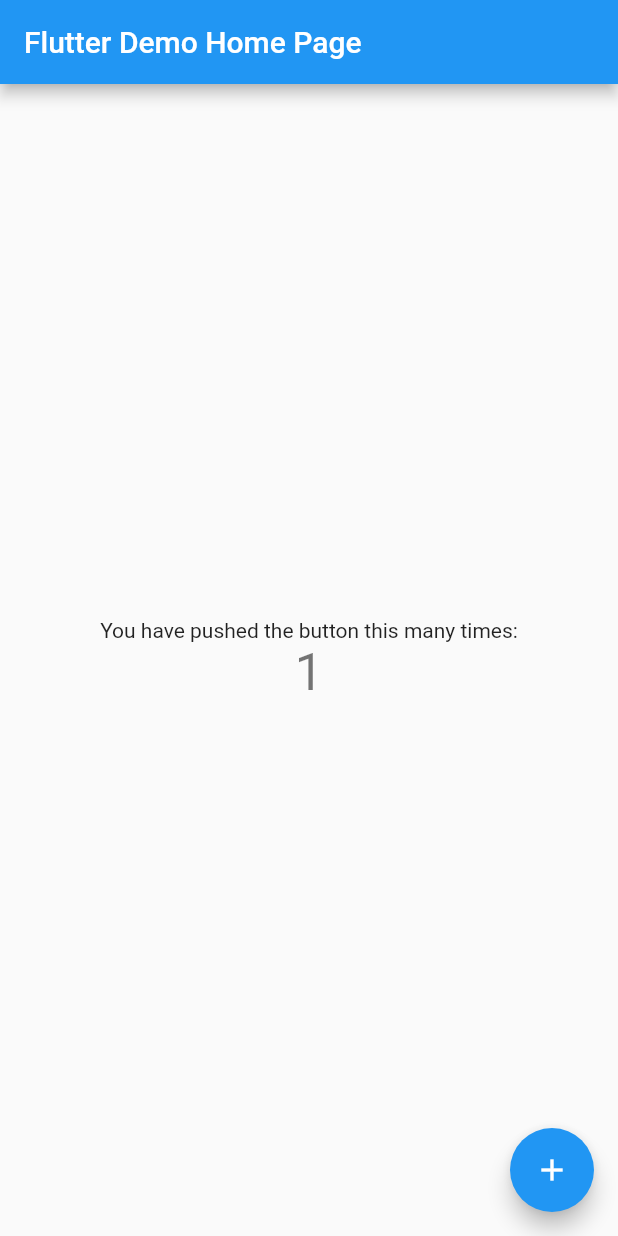
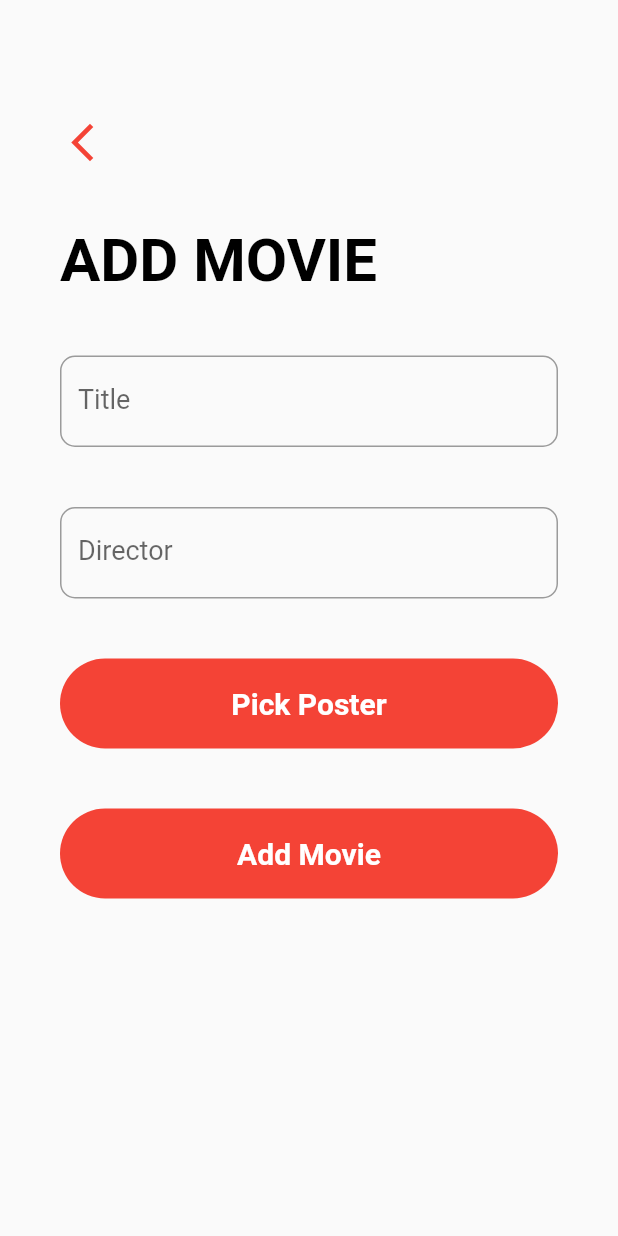
Before and after one commit to ManojKumarMRK/Movies_List, a Flutter app: the screen it shows after launch, after a tap on the "add" icon, on a phone screen of 412 x 824 dp. Run offline on Flutter 3.47's test engine with Material 2 defaults, Android fonts, the phone set to English and light mode, and no system bars; our stand-ins replace image_picker, sqflite; accounts and stored records are empty; network calls fail.

Commit message:
Added screens and created database models

```diff
--- /dev/null
+++ b/flicks/lib/helpers/database_helper.dart
@@ -0,0 +1,80 @@
+import 'package:path_provider/path_provider.dart';
+import "package:sqflite/sqflite.dart";
+import "dart:io";
+import "package:flicks/models/model.dart";
+
+class DatabaseHelper {
+  static final DatabaseHelper instance = DatabaseHelper._instance();
+  static Database? _db;
+
+  DatabaseHelper._instance();
+
+  String tableName = "movie_table";
+  String colId = "id";
+  String colTitle = "title";
+  String colDirector = "director";
+  String colImg = "img";
+  String colDate = "date";
+
+  Future<Database> get db async {
+    if (_db == null) {
+      _db = await _initDb();
+    }
+    return _db!;
+  }
+
+  Future<Database> _initDb() async {
+    Directory dir = await getApplicationDocumentsDirectory();
+    String path = dir.path + "movie_list.db";
+    final movieListDb =
+        await openDatabase(path, version: 1, onCreate: _createDb);
+    return movieListDb;
+  }
+
+  void _createDb(Database db, int version) async {
+    await db.execute(
+        "CREATE TABLE $tableName($colId INTEGER PRIMARY KEY AUTOINCREMENT, $colTitle TEXT,$colDirector TEXT, $colImg TEXT,$colDate TEXT");
+  }
+
+  Future<List<Map<String, dynamic>>> getMovieMapList() async {
+    Database db = await this.db;
+    final List<Map<String, dynamic>> result = await db.query(tableName);
+    return result;
+  }
+
+  Future<List<Movie>> getMovieList() async {
+    final List<Map<String, dynamic>> movieMapList = await getMovieMapList();
+    final List<Movie> movieList = [];
+    movieMapList.forEach((moviemap) {
+      movieList.add(Movie.fromMap(moviemap));
+    });
+    return movieList;
+  }
+
+  Future<int> insertMovie(Movie movie) async {
+    Database db = await this.db;
+    final int result = await db.insert(tableName, movie.toMap());
+    return result;
+  }
+
+  Future<int> updateMovie(Movie movie) async {
+    Database db = await this.db;
+    final int result = await db.update(
+      tableName,
+      movie.toMap(),
+      where: '$colId = ?',
+      whereArgs: [movie.id],
+    );
+    return result;
+  }
+
+  Future<int> deleteMovie(int id) async {
+    Database db = await this.db;
+    final int result = await db.delete(
+      tableName,
+      where: '$colId = ?',
+      whereArgs: [id],
+    );
+    return result;
+  }
+}
--- a/flicks/lib/main.dart
+++ b/flicks/lib/main.dart
@@ -1,4 +1,5 @@
 import 'package:flutter/material.dart';
+import 'package:flicks/screens/movies_list_screen.dart' as MLS;
 
 void main() {
   runApp(MyApp());
@@ -9,105 +10,12 @@
   @override
   Widget build(BuildContext context) {
     return MaterialApp(
-      title: 'Flutter Demo',
+      title: 'Flicks',
+      debugShowCheckedModeBanner: false,
       theme: ThemeData(
-        // This is the theme of your application.
-        //
-        // Try running your application with "flutter run". You'll see the
-        // application has a blue toolbar. Then, without quitting the app, try
-        // changing the primarySwatch below to Colors.green and then invoke
-        // "hot reload" (press "r" in the console where you ran "flutter run",
-        // or simply save your changes to "hot reload" in a Flutter IDE).
-        // Notice that the counter didn't reset back to zero; the application
-        // is not restarted.
-        primarySwatch: Colors.blue,
+        primarySwatch: Colors.red,
       ),
-      home: MyHomePage(title: 'Flutter Demo Home Page'),
+      home: MLS.MoviesList(),
     );
   }
 }
-
-class MyHomePage extends StatefulWidget {
-  MyHomePage({Key? key, required this.title}) : super(key: key);
-
-  // This widget is the home page of your application. It is stateful, meaning
-  // that it has a State object (defined below) that contains fields that affect
-  // how it looks.
-
-  // This class is the configuration for the state. It holds the values (in this
-  // case the title) provided by the parent (in this case the App widget) and
-  // used by the build method of the State. Fields in a Widget subclass are
-  // always marked "final".
-
-  final String title;
-
-  @override
-  _MyHomePageState createState() => _MyHomePageState();
-}
-
-class _MyHomePageState extends State<MyHomePage> {
-  int _counter = 0;
-
-  void _incrementCounter() {
-    setState(() {
-      // This call to setState tells the Flutter framework that something has
-      // changed in this State, which causes it to rerun the build method below
-      // so that the display can reflect the updated values. If we changed
-      // _counter without calling setState(), then the build method would not be
-      // called again, and so nothing would appear to happen.
-      _counter++;
-    });
-  }
-
-  @override
-  Widget build(BuildContext context) {
-    // This method is rerun every time setState is called, for instance as done
-    // by the _incrementCounter method above.
-    //
-    // The Flutter framework has been optimized to make rerunning build methods
-    // fast, so that you can just rebuild anything that needs updating rather
-    // than having to individually change instances of widgets.
-    return Scaffold(
-      appBar: AppBar(
-        // Here we take the value from the MyHomePage object that was created by
-        // the App.build method, and use it to set our appbar title.
-        title: Text(widget.title),
-      ),
-      body: Center(
-        // Center is a layout widget. It takes a single child and positions it
-        // in the middle of the parent.
-        child: Column(
-          // Column is also a layout widget. It takes a list of children and
-          // arranges them vertically. By default, it sizes itself to fit its
-          // children horizontally, and tries to be as tall as its parent.
-          //
-          // Invoke "debug painting" (press "p" in the console, choose the
-          // "Toggle Debug Paint" action from the Flutter Inspector in Android
-          // Studio, or the "Toggle Debug Paint" command in Visual Studio Code)
-          // to see the wireframe for each widget.
-          //
-          // Column has various properties to control how it sizes itself and
-          // how it positions its children. Here we use mainAxisAlignment to
-          // center the children vertically; the main axis here is the vertical
-          // axis because Columns are vertical (the cross axis would be
-          // horizontal).
-          mainAxisAlignment: MainAxisAlignment.center,
-          children: <Widget>[
-            Text(
-              'You have pushed the button this many times:',
-            ),
-            Text(
-              '$_counter',
-              style: Theme.of(context).textTheme.headline4,
-            ),
-          ],
-        ),
-      ),
-      floatingActionButton: FloatingActionButton(
-        onPressed: _incrementCounter,
-        tooltip: 'Increment',
-        child: Icon(Icons.add),
-      ), // This trailing comma makes auto-formatting nicer for build methods.
-    );
-  }
-}
--- /dev/null
+++ b/flicks/lib/models/model.dart
@@ -0,0 +1,34 @@
+class Movie {
+  int? id;
+  String? title;
+  String? director;
+  DateTime? date;
+  String? img;
+  String? user;
+
+  Movie({this.title, this.date, this.director, this.img, this.user});
+  Movie.withId(
+      {this.id, this.title, this.date, this.director, this.img, this.user});
+
+  Map<String, dynamic> toMap() {
+    final map = Map<String, dynamic>();
+    map[id] != id;
+    map[title] != title;
+    map[date] != date;
+    map[director] != director;
+    map[img] != img;
+    map[user] != user;
+
+    return map;
+  }
+
+  factory Movie.fromMap(Map<String, dynamic> map) {
+    return Movie.withId(
+        id: map['id'],
+        title: map['title'],
+        date: map['date'],
+        director: map['director'],
+        img: map['img'],
+        user: map['user']);
+  }
+}
--- /dev/null
+++ b/flicks/lib/screens/add_movies_screen.dart
@@ -0,0 +1,152 @@
+import 'package:flicks/helpers/database_helper.dart';
+import 'package:flicks/models/model.dart';
+import 'package:flutter/material.dart';
+import 'package:image_picker/image_picker.dart';
+import 'dart:convert';
+import 'dart:io';
+
+class AddMovie extends StatefulWidget {
+  @override
+  _AddMovieState createState() => _AddMovieState();
+}
+
+class _AddMovieState extends State<AddMovie> {
+  final _formkey = GlobalKey<FormState>();
+  String _movie = "";
+  String _director = "";
+  DateTime _date = DateTime.now();
+  String _img = "";
+  String _user = "alphaelda";
+
+  _submit() {
+    if (_formkey.currentState!.validate()) {
+      _formkey.currentState?.save();
+      print("$_movie, $_director, $_date, $_img");
+      Movie movie = Movie(
+          title: _movie,
+          director: _director,
+          img: _img,
+          date: _date,
+          user: _user);
+      DatabaseHelper.instance.insertMovie(movie);
+      Navigator.pop(context);
+    }
+  }
+
+  Future pickImageFromGallery() async {
+    final pickedImage =
+        await ImagePicker().pickImage(source: ImageSource.gallery);
+    if (pickedImage == null) return;
+
+    _img = base64Encode(File(pickedImage.path).readAsBytesSync());
+  }
+
+  @override
+  Widget build(BuildContext context) {
+    return Scaffold(
+        body: GestureDetector(
+      onTap: () => FocusScope.of(context).unfocus(),
+      child: SingleChildScrollView(
+        child: Container(
+          padding: EdgeInsets.symmetric(vertical: 80.0, horizontal: 40.0),
+          child: Column(
+            crossAxisAlignment: CrossAxisAlignment.start,
+            children: <Widget>[
+              GestureDetector(
+                onTap: () => Navigator.pop(context),
+                child: Icon(Icons.arrow_back_ios_new,
+                    color: Theme.of(context).primaryColor, size: 30.0),
+              ),
+              SizedBox(
+                height: 40.0,
+              ),
+              Text(
+                "ADD MOVIE",
+                style: TextStyle(
+                    color: Colors.black,
+                    fontSize: 40.0,
+                    fontWeight: FontWeight.bold),
+              ),
+              SizedBox(
+                height: 20.0,
+              ),
+              Form(
+                key: _formkey,
+                child: Column(
+                  children: <Widget>[
+                    Padding(
+                      padding: EdgeInsets.symmetric(vertical: 20.0),
+                      child: TextFormField(
+                        style: TextStyle(fontSize: 18.0),
+                        initialValue: _movie,
+                        decoration: InputDecoration(
+                            labelText: "Title",
+                            labelStyle: TextStyle(fontSize: 18.0),
+                            border: OutlineInputBorder(
+                                borderRadius: BorderRadius.circular(10.0))),
+                        validator: (input) =>
+                            input == null ? 'Enter Movie Title' : null,
+                        onSaved: (input) => _movie = input.toString(),
+                      ),
+                    ),
+                    Padding(
+                      padding: EdgeInsets.symmetric(vertical: 20.0),
+                      child: TextFormField(
+                        style: TextStyle(fontSize: 18.0),
+                        initialValue: _movie,
+                        decoration: InputDecoration(
+                            labelText: "Director",
+                            labelStyle: TextStyle(fontSize: 18.0),
+                            border: OutlineInputBorder(
+                                borderRadius: BorderRadius.circular(10.0))),
+                        validator: (input) =>
+                            input == null ? 'Enter Director Title' : null,
+                        onSaved: (input) => _director = input.toString(),
+                      ),
+                    ),
+                    Container(
+                      margin: EdgeInsets.symmetric(vertical: 20.0),
+                      height: 60.0,
+                      width: double.infinity,
+                      decoration: BoxDecoration(
+                          color: Theme.of(context).primaryColor,
+                          borderRadius: BorderRadius.circular(30.0)),
+                      child: TextButton(
+                        child: Text(
+                          "Pick Poster",
+                          style: TextStyle(
+                              color: Colors.white,
+                              fontSize: 20.0,
+                              fontWeight: FontWeight.w600),
+                        ),
+                        onPressed: pickImageFromGallery,
+                      ),
+                    ),
+                    Container(
+                      margin: EdgeInsets.symmetric(vertical: 20.0),
+                      height: 60.0,
+                      width: double.infinity,
+                      decoration: BoxDecoration(
+                          color: Theme.of(context).primaryColor,
+                          borderRadius: BorderRadius.circular(30.0)),
+                      child: TextButton(
+                        child: Text(
+                          "Add Movie",
+                          style: TextStyle(
+                              color: Colors.white,
+                              fontSize: 20.0,
+                              fontWeight: FontWeight.w600),
+                        ),
+                        onPressed: _submit,
+                      ),
+                    )
+                  ],
+                ),
+              )
+            ],
+          ),
+        ),
+      ),
+    ));
+  }
+}
--- /dev/null
+++ b/flicks/lib/screens/movies_list_screen.dart
@@ -0,0 +1,94 @@
+import 'package:flicks/screens/add_movies_screen.dart';
+import 'package:flicks/screens/edit_movies.dart';
+import 'package:flicks/screens/details_screen.dart';
+import 'package:flutter/material.dart';
+
+class MoviesList extends StatefulWidget {
+  @override
+  _MoviesListState createState() => _MoviesListState();
+}
+
+class _MoviesListState extends State<MoviesList> {
+  Widget _movieTile(int index) {
+    return GestureDetector(
+      onTap: () => Navigator.push(
+          context, MaterialPageRoute(builder: (_) => DetailsPage())),
+      child: Padding(
+          padding: EdgeInsets.symmetric(horizontal: 25.0),
+          child: Column(children: <Widget>[
+            ListTile(
+              title: Text("Movie name",
+                  style: TextStyle(
+                    color: Colors.black,
+                    fontSize: 17.0,
+                    fontWeight: FontWeight.w600,
+                  )),
+              subtitle: Text("15 aug 2020",
+                  style: TextStyle(
+                    color: Colors.grey,
+                    fontSize: 14.0,
+                    fontWeight: FontWeight.w500,
+                  )),
+              trailing: GestureDetector(
+                onTap: () => Navigator.push(
+                    context, MaterialPageRoute(builder: (_) => EditMovie())),
+                child: Wrap(
+                  spacing: 12, // space between two icons
+                  children: <Widget>[
+                    Icon(Icons.edit), // icon-1
+                    Icon(Icons.delete), // icon-2
+                  ],
+                ),
+              ),
+            ),
+            Divider(),
+          ])),
+    );
+  }
+
+  @override
+  Widget build(BuildContext context) {
+    int _count = 11;
+    return Scaffold(
+        floatingActionButton: FloatingActionButton(
+            onPressed: () => Navigator.push(
+                context, MaterialPageRoute(builder: (_) => AddMovie())),
+            backgroundColor: Theme.of(context).primaryColor,
+            child: Icon(Icons.add)),
+        body: ListView.builder(
+            itemCount: _count,
+            itemBuilder: (BuildContext context, int index) {
+              if (index == 0) {
+                return Padding(
+                    padding:
+                        EdgeInsets.symmetric(horizontal: 40.0, vertical: 50.0),
+                    child: Column(
+                      crossAxisAlignment: CrossAxisAlignment.start,
+                      children: <Widget>[
+                        Text(
+                          "Movies List",
+                          style: TextStyle(
+                              color: Colors.black,
+                              fontSize: 40.0,
+                              fontWeight: FontWeight.bold),
+                        ),
+                        SizedBox(height: 10.0),
+                        Text(
+                          "Watched 10 movies",
+                          style: TextStyle(
+                            color: Colors.red,
+                            fontSize: 20.0,
+                            fontWeight: FontWeight.w600,
+                          ),
+                        ),
+                      ],
+                    ));
+              } else if (index == _count - 1) {
+                return SizedBox(
+                  height: 40.0,
+                );
+              }
+              return _movieTile(index);
+            }));
+  }
+}
--- a/flicks/pubspec.yaml
+++ b/flicks/pubspec.yaml
@@ -23,6 +23,9 @@
 dependencies:
   flutter:
     sdk: flutter
+  image_picker: ^0.8.3+2
+  path_provider: ^2.0.2
+  sqflite: ^2.0.0+3
 
 
   # The following adds the Cupertino Icons font to your application.
@@ -45,7 +48,8 @@
   uses-material-design: true
 
   # To add assets to your application, add an assets section, like this:
-  # assets:
+  assets:
+    - lib/assets/images/
   #   - images/a_dot_burr.jpeg
   #   - images/a_dot_ham.jpeg
 
```
Also changed, not shown: flicks/lib/screens/details_screen.dart (added, +117 -0 lines), flicks/lib/screens/edit_movies.dart (added, +155 -0 lines), flicks/lib/assets/images/3009287.jpg (added), flicks/pubspec.lock.
